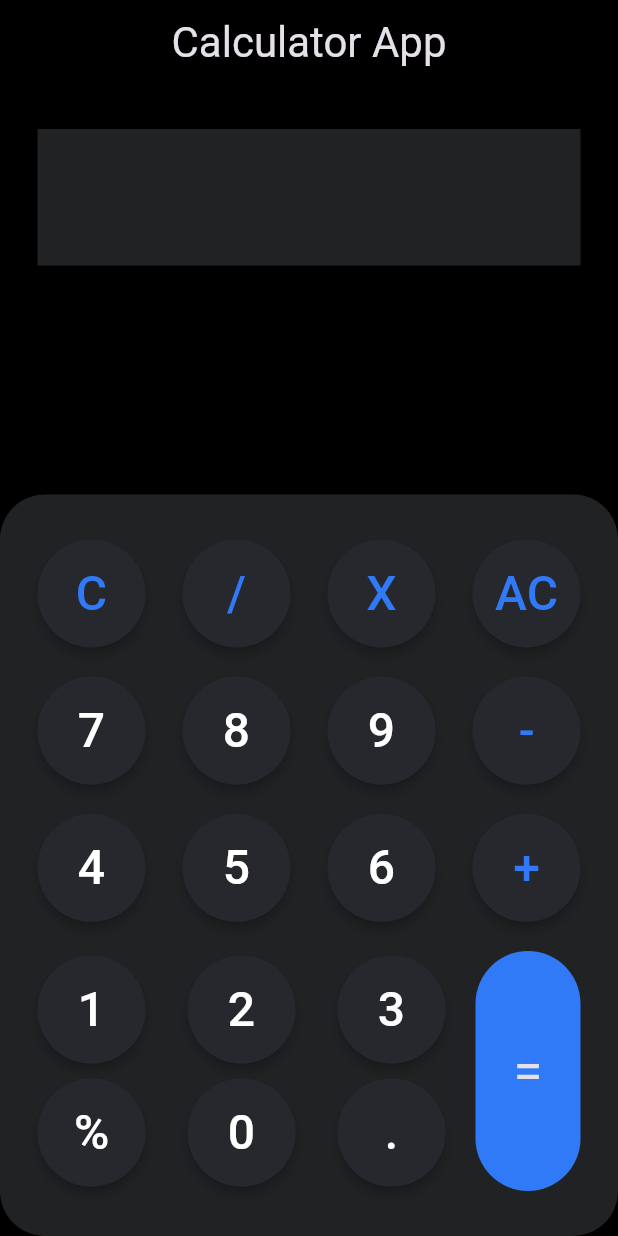
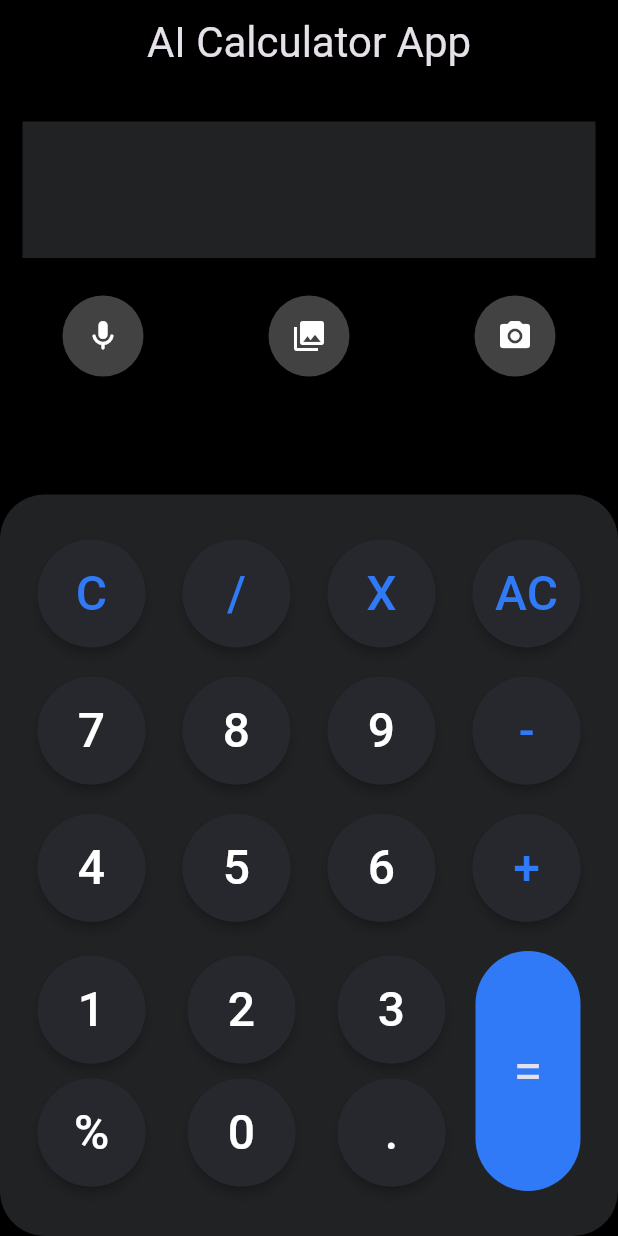
Before and after one commit to Hamza3914Munir/Calculator-App, a Flutter app: the screen it shows after launch, on a phone screen of 412 x 824 dp. Run offline on Flutter 3.47's test engine with Material 3 defaults, Android fonts, the phone set to English and light mode, and no system bars; missing offline and left inert: function_tree.

Commit message:
Adding AI features in my APP

```diff
--- a/lib/Screens/homeScreen.dart
+++ b/lib/Screens/homeScreen.dart
@@ -16,13 +16,28 @@ class HomeScreen extends StatelessWidget {
         return Scaffold(
           backgroundColor: Colors.black,
           appBar: AppBar(
-            title: Text("Calculator App",style: Theme.of(context).textTheme.headlineMedium,),
+            title: Text("AI Calculator App",style: Theme.of(context).textTheme.headlineMedium,),
             backgroundColor: Colors.black,
             centerTitle: true,
           ),
           body: Column(
             children: [
               CustomTextField(controller: value.calController,),
+              Row(mainAxisAlignment: MainAxisAlignment.spaceAround,
+                children: [
+                Material(borderRadius: BorderRadius.circular(50),elevation: 3, color: Colors.grey[800],child: Padding(
+                  padding: const EdgeInsets.all(15.0),
+                  child: Icon(Icons.mic_rounded),
+                )),
+                  Material(borderRadius: BorderRadius.circular(50),elevation: 3, color: Colors.grey[800],child: Padding(
+                    padding: const EdgeInsets.all(15.0),
+                    child: Icon(Icons.photo_library),
+                  )),
+                  Material(borderRadius: BorderRadius.circular(50),elevation: 3, color: Colors.grey[800],child: Padding(
+                    padding: const EdgeInsets.all(15.0),
+                    child: Icon(Icons.camera_alt_rounded),
+                  )),
+              ],),
               Spacer(),
               Container(
                 height: MediaQuery.sizeOf(context).height * 0.6,
--- a/lib/Widgets/textField.dart
+++ b/lib/Widgets/textField.dart
@@ -10,7 +10,7 @@ class CustomTextField extends StatelessWidget {
   @override
   Widget build(BuildContext context) {
     return  Padding(
-      padding: const EdgeInsets.symmetric(horizontal: 25, vertical: 30),
+      padding: const EdgeInsets.symmetric(horizontal: 15, vertical: 25),
       child: TextField(
           style: TextStyle(
             fontSize: 50,
```
Also changed, not shown: pubspec.lock.
